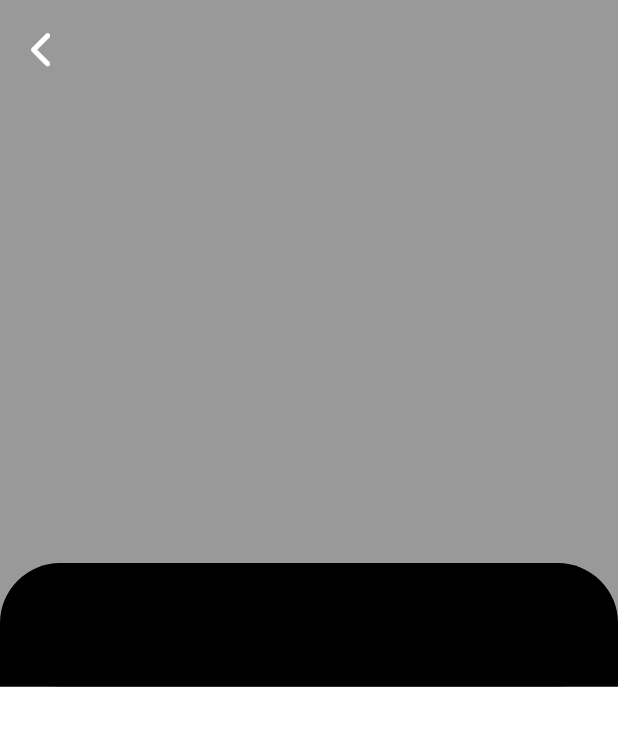
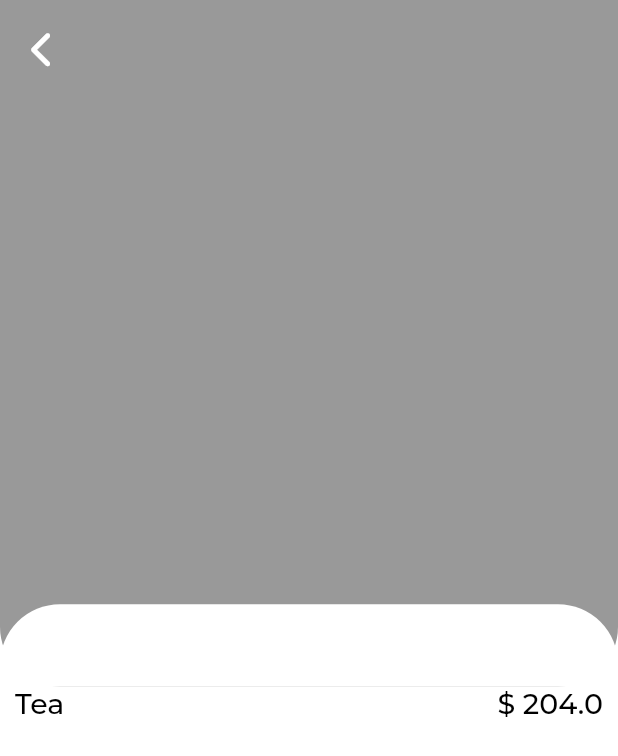
Before and after one commit to naomitimm/Ethio-Agri-CEFT, a Flutter app: the screen it shows after launch, after a tap on "Tea", on a phone screen of 412 x 824 dp. Shown: the top 756 px of the screen. Run offline on Flutter 3.47's test engine with Material 2 defaults, Android fonts, the phone set to English and light mode, and no system bars; our stand-ins replace bloc, equatable, flutter_bloc, font_awesome_flutter, google_fonts.

Commit message:
ui tweaks

```diff
--- a/ethio_agri_ceft_app/lib/domain/product/product_model.dart
+++ b/ethio_agri_ceft_app/lib/domain/product/product_model.dart
@@ -4,73 +4,58 @@ class Product extends Equatable {
   final String productName;
   final String imageUrl;
   final double? price;
+  final String ingridients;
+  final String description;
   const Product(
-      {required this.productName, required this.imageUrl, required this.price});
-
-  static List<Product> productType = [
-    const Product(
-      productName: 'Tea',
-      imageUrl: 'assets/icons/tea.png',
-      price: null,
-    ),
-    const Product(
-      productName: 'Flowers',
-      imageUrl: 'assets/icons/flowers.png',
-      price: null,
-    ),
-    const Product(
-      productName: 'Honey',
-      imageUrl: 'assets/icons/honey.png',
-      price: null,
-    ),
-    const Product(
-      productName: 'Coffee',
-      imageUrl: 'assets/icons/coffee.png',
-      price: null,
-    ),
-    const Product(
-      productName: 'Crops',
-      imageUrl: 'assets/icons/food_crops.png',
-      price: null,
-    )
-  ];
+      {required this.productName,
+      required this.imageUrl,
+      required this.price,
+      required this.description,
+      required this.ingridients});
 
   static List<Product> products = [
     const Product(
         productName: 'Tea',
         imageUrl: 'assets/icons/images.jpeg',
         price: 204,
-    ),
+        ingridients: "",
+        description: ""),
     const Product(
         productName: 'Flowers',
         imageUrl: 'assets/icons/images.jpeg',
         price: 204,
-    ),
+        ingridients: "",
+        description: ""),
     const Product(
         productName: 'Honey',
         imageUrl: 'assets/icons/images.jpeg',
         price: 204,
-    ),
+        ingridients: "",
+        description: ""),
     const Product(
         productName: 'Coffee',
         imageUrl: 'assets/icons/images.jpeg',
         price: 204,
-    ),
+        ingridients: "",
+        description: ""),
     const Product(
         productName: 'Crops',
         imageUrl: 'assets/icons/images.jpeg',
         price: 204,
-    ),
+        ingridients: "",
+        description: ""),
     const Product(
         productName: 'Crops',
         imageUrl: 'assets/icons/images.jpeg',
         price: 204,
-    ),
+        ingridients: "",
+        description: ""),
     const Product(
         productName: 'Crops',
         imageUrl: 'assets/icons/images.jpeg',
         price: 204,
-    )
+        ingridients: "",
+        description: "")
   ];
 
   @override
--- /dev/null
+++ b/ethio_agri_ceft_app/lib/domain/product/product_type_model.dart
@@ -0,0 +1,35 @@
+import 'package:equatable/equatable.dart';
+
+class ProductType extends Equatable {
+  final String productTypeName;
+  final String imageUrl;
+
+  const ProductType({
+    required this.imageUrl,
+    required this.productTypeName,
+  });
+  @override
+  List<Object?> get props => [productTypeName, imageUrl];
+  static List<ProductType> productTypes = [
+    const ProductType(
+      productTypeName: 'Tea',
+      imageUrl: 'assets/icons/tea.png',
+    ),
+    const ProductType(
+      productTypeName: 'Flowers',
+      imageUrl: 'assets/icons/flowers.png',
+    ),
+    const ProductType(
+      productTypeName: 'Honey',
+      imageUrl: 'assets/icons/honey.png',
+    ),
+    const ProductType(
+      productTypeName: 'Coffee',
+      imageUrl: 'assets/icons/coffee.png',
+    ),
+    const ProductType(
+      productTypeName: 'Crops',
+      imageUrl: 'assets/icons/food_crops.png',
+    )
+  ];
+}
--- a/ethio_agri_ceft_app/lib/presentation/dashboard/home_screen.dart
+++ b/ethio_agri_ceft_app/lib/presentation/dashboard/home_screen.dart
@@ -1,3 +1,4 @@
+import 'package:ethio_agri_ceft_app/domain/product/product_type_model.dart';
 import 'package:ethio_agri_ceft_app/presentation/exports.dart';
 
 class HomeScreen extends StatelessWidget {
@@ -24,11 +25,11 @@ class HomeScreen extends StatelessWidget {
                 width: double.infinity,
                 child: ListView.builder(
                     scrollDirection: Axis.horizontal,
-                    itemCount: Product.productType.length,
+                    itemCount: ProductType.productTypes.length,
                     itemBuilder: ((context, index) {
                       return ProductTypeCard(
-                        name: Product.productType[index].productName,
-                        imageUrl: Product.productType[index].imageUrl,
+                        name: ProductType.productTypes[index].productTypeName,
+                        imageUrl: ProductType.productTypes[index].imageUrl,
                       );
                     })),
               ),
--- a/ethio_agri_ceft_app/lib/presentation/dashboard/product_details_screen.dart
+++ b/ethio_agri_ceft_app/lib/presentation/dashboard/product_details_screen.dart
@@ -41,16 +41,13 @@ class ProductDetailsScreen extends StatelessWidget {
                   ),
                   Positioned(
                     child: Container(
-                      height: size.height / 10,
+                      height: size.height / 15,
                       width: double.infinity,
                       decoration: const BoxDecoration(
-                          color: Colors.black,
+                          color: Colors.white,
                           borderRadius: BorderRadius.only(
                               topLeft: Radius.circular(40),
                               topRight: Radius.circular(40))),
-                      child: Column(children: [
-                        Text(product.productName),
-                      ]),
                     ),
                   ),
                   Positioned(
@@ -84,7 +81,40 @@ class ProductDetailsScreen extends StatelessWidget {
                     const EdgeInsets.symmetric(horizontal: 10, vertical: 0),
                 child: Column(
                   crossAxisAlignment: CrossAxisAlignment.start,
-                  children: [],
+                  children: [
+                    Row(
+                      mainAxisAlignment: MainAxisAlignment.spaceBetween,
+                      children: [
+                        Text(
+                          product.productName,
+                          style: GoogleFonts.montserrat(
+                            textStyle: const TextStyle(
+                                color: Colors.black,
+                                fontSize: 19,
+                                fontWeight: FontWeight.w500),
+                          ),
+                        ),
+                        Text(
+                          "\$ ${product.price.toString()}",
+                          style: GoogleFonts.montserrat(
+                            textStyle: const TextStyle(
+                                color: Colors.black,
+                                fontSize: 19,
+                                fontWeight: FontWeight.w500),
+                          ),
+                        )
+                      ],
+                    ),
+                    Text(
+                      product.description,
+                      style: GoogleFonts.montserrat(
+                        textStyle: const TextStyle(
+                            color: Colors.black,
+                            fontSize: 19,
+                            fontWeight: FontWeight.w500),
+                      ),
+                    )
+                  ],
                 ),
               ),
             ),
```
Lines whose indentation alone changed are shown as unchanged.
